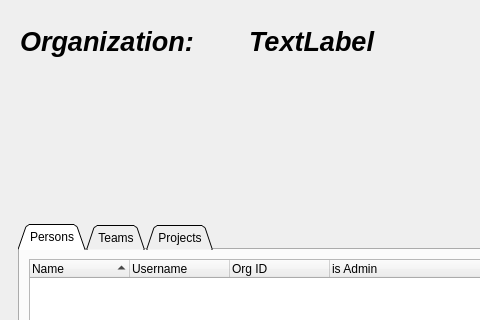
Above: ToDoListClient/organizationswindow.ui from captain-moji/To_Do_List_Project before the change; both pictures show x 0 to 480 and y 0 to 320 of the 1011 by 722 pixel window. Below: the same form after it.
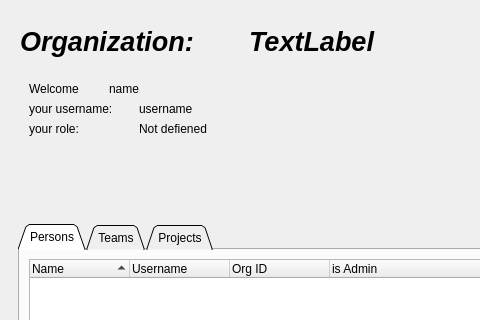
That is the form after the change. The open tabs and pages were chosen to show the change.

The edit to the form file:
```diff
--- a/ToDoListClient/organizationswindow.ui
+++ b/ToDoListClient/organizationswindow.ui
@@ -63,6 +63,84 @@
         <string>Organization:</string>
        </property>
       </widget>
+      <widget class="QLabel" name="welcome_label">
+       <property name="geometry">
+        <rect>
+         <x>20</x>
+         <y>70</y>
+         <width>63</width>
+         <height>20</height>
+        </rect>
+       </property>
+       <property name="text">
+        <string>Welcome </string>
+       </property>
+      </widget>
+      <widget class="QLabel" name="user_name_text">
+       <property name="geometry">
+        <rect>
+         <x>100</x>
+         <y>70</y>
+         <width>63</width>
+         <height>20</height>
+        </rect>
+       </property>
+       <property name="text">
+        <string>name</string>
+       </property>
+      </widget>
+      <widget class="QLabel" name="username_label">
+       <property name="geometry">
+        <rect>
+         <x>20</x>
+         <y>90</y>
+         <width>121</width>
+         <height>20</height>
+        </rect>
+       </property>
+       <property name="text">
+        <string>your username:</string>
+       </property>
+      </widget>
+      <widget class="QLabel" name="user_username_text">
+       <property name="geometry">
+        <rect>
+         <x>130</x>
+         <y>90</y>
+         <width>63</width>
+         <height>20</height>
+        </rect>
+       </property>
+       <property name="text">
+        <string>username</string>
+       </property>
+      </widget>
+      <widget class="QLabel" name="user_role_text">
+       <property name="geometry">
+        <rect>
+         <x>130</x>
+         <y>110</y>
+         <width>111</width>
+         <height>20</height>
+        </rect>
+       </property>
+       <property name="text">
+        <string>Not defiened</string>
+       </property>
+      </widget>
+      <widget class="QLabel" name="role_label">
+       <property name="geometry">
+        <rect>
+         <x>20</x>
+         <y>110</y>
+         <width>121</width>
+         <height>20</height>
+        </rect>
+       </property>
+       <property name="text">
+        <string>your role:</string>
+       </property>
+      </widget>
      </widget>
     </item>
     <item>
```
Left out of the diff: 2 changed lines with no effect on the pictures.
